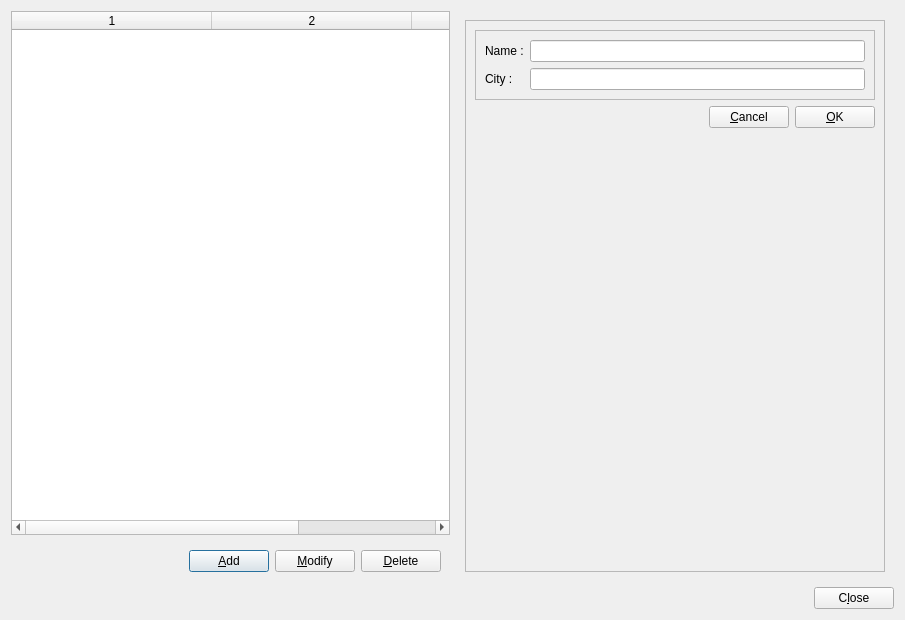
First picture: the form in TeacherHelper/src/schoolManagementForm.ui, repository jeremydumais/TeacherHelper, before the edit.
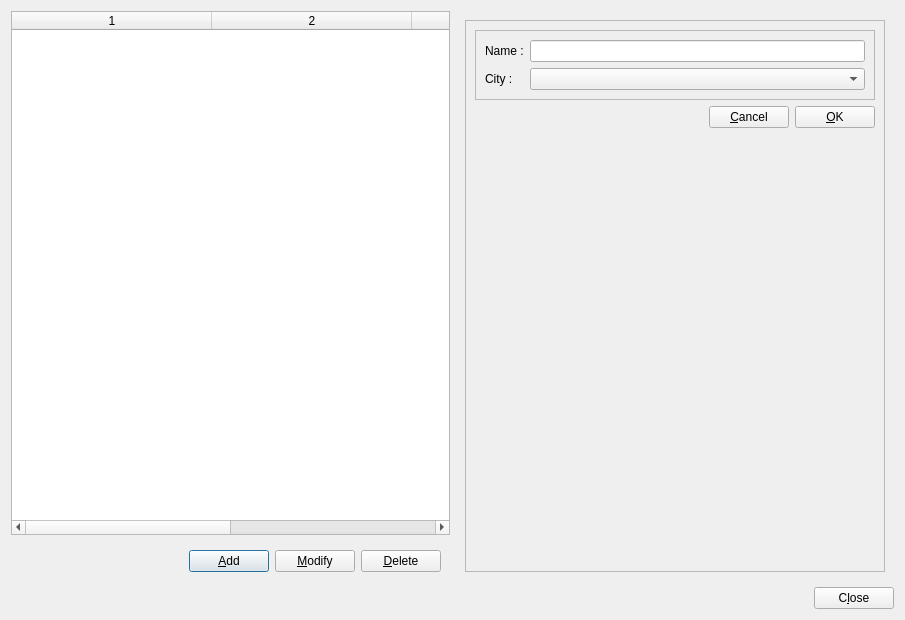
Second picture: the form after the edit. Icons and pictures are not drawn.

Commit message: Worked on the School form and created a bunch of unit tests for the city and school classes and controllers.

Diff of the .ui file:
```diff
--- a/TeacherHelper/src/schoolManagementForm.ui
+++ b/TeacherHelper/src/schoolManagementForm.ui
@@ -33,7 +33,7 @@
           <enum>QAbstractItemView::SelectRows</enum>
          </property>
          <property name="columnCount">
-          <number>3</number>
+          <number>4</number>
          </property>
          <attribute name="horizontalHeaderVisible">
           <bool>true</bool>
@@ -56,6 +56,7 @@
          <column/>
          <column/>
          <column/>
+         <column/>
         </widget>
        </item>
        <item>
@@ -145,7 +146,7 @@
               <enum>QFrame::Raised</enum>
              </property>
              <layout class="QGridLayout" name="gridLayout">
-              <item row="1" column="1">
+              <item row="1" column="2">
                <widget class="QLineEdit" name="lineEditName"/>
               </item>
               <item row="1" column="0">
@@ -162,8 +163,8 @@
                 </property>
                </widget>
               </item>
-              <item row="2" column="1">
-               <widget class="QLineEdit" name="lineEditCity"/>
+              <item row="2" column="2">
+               <widget class="QComboBox" name="comboBoxCity"/>
               </item>
              </layout>
             </widget>
```
Left out of the diff: 2 changed lines with no effect on the pictures. The commit also changes 23 other files.
